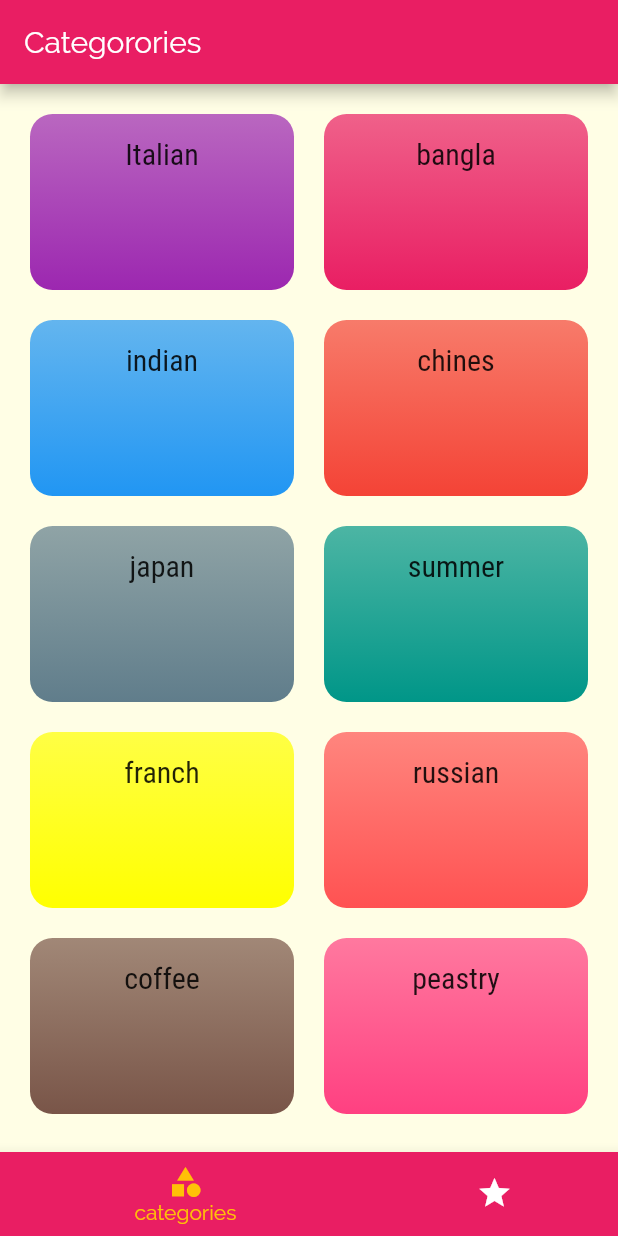
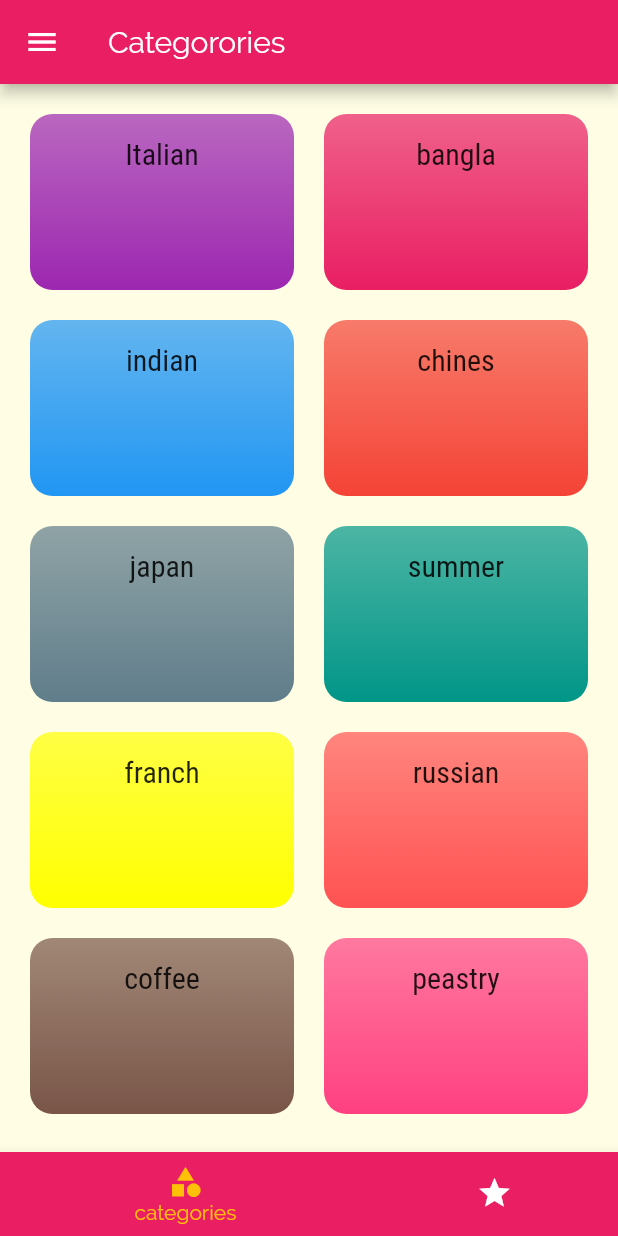
Before and after one commit to shafinr23/meal_app, a Flutter app: the screen it shows after launch, on a phone screen of 412 x 824 dp. Run offline on Flutter 3.47's test engine with Material 2 defaults, Android fonts, the phone set to English and light mode, and no system bars.

Commit message:
add in here

```diff
--- a/lib/screens/tabs_screen.dart
+++ b/lib/screens/tabs_screen.dart
@@ -1,4 +1,5 @@
 import 'package:flutter/material.dart';
+import '../widgets/main_drawar.dart';
 import './favorites_screen.dart';
 import './categories_screen.dart';
 
@@ -9,8 +10,8 @@ class TabsScreen extends StatefulWidget {
 
 class _TabsScreenState extends State<TabsScreen> {
   final List<Map<String, Object>> _pages = [
-    {'page':CategoriesScreen() , 'title':'Categorories' },
-    {'page':FavoritesScreen(), 'title':'favorite'},
+    {'page': CategoriesScreen(), 'title': 'Categorories'},
+    {'page': FavoritesScreen(), 'title': 'favorite'},
   ];
   int _selectedPAgeIndex = 0;
   void _selectPage(int index) {
@@ -24,6 +25,9 @@ class _TabsScreenState extends State<TabsScreen> {
     return Scaffold(
       appBar: AppBar(
         title: Text(_pages[_selectedPAgeIndex]['title']),
+      ),
+      drawer: Drawer(
+        child: MainDrawar(),
       ),
       body: _pages[_selectedPAgeIndex]['page'],
       bottomNavigationBar: BottomNavigationBar(
```
